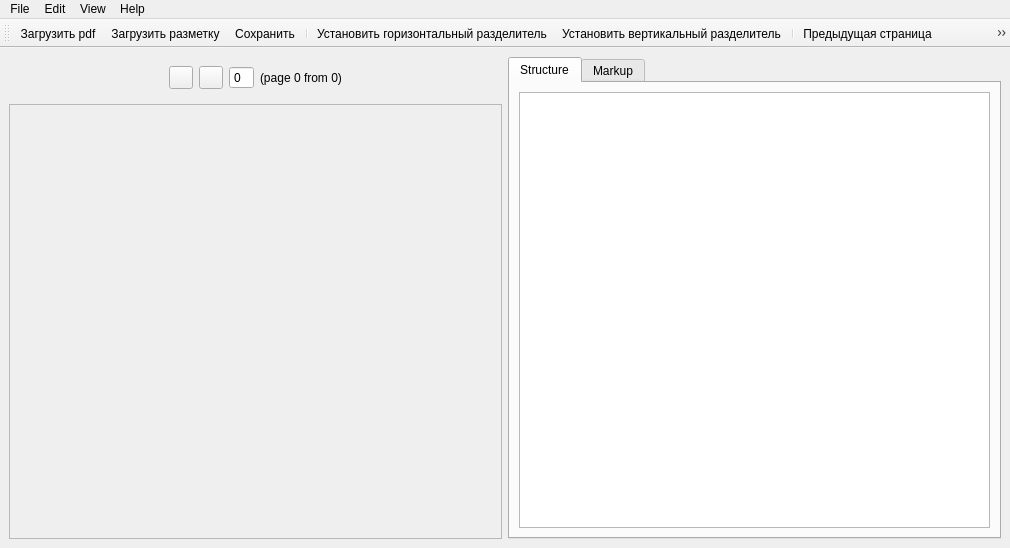
First picture: the form in layout.ui, repository fernflower/pdf-sectioning, before the edit.
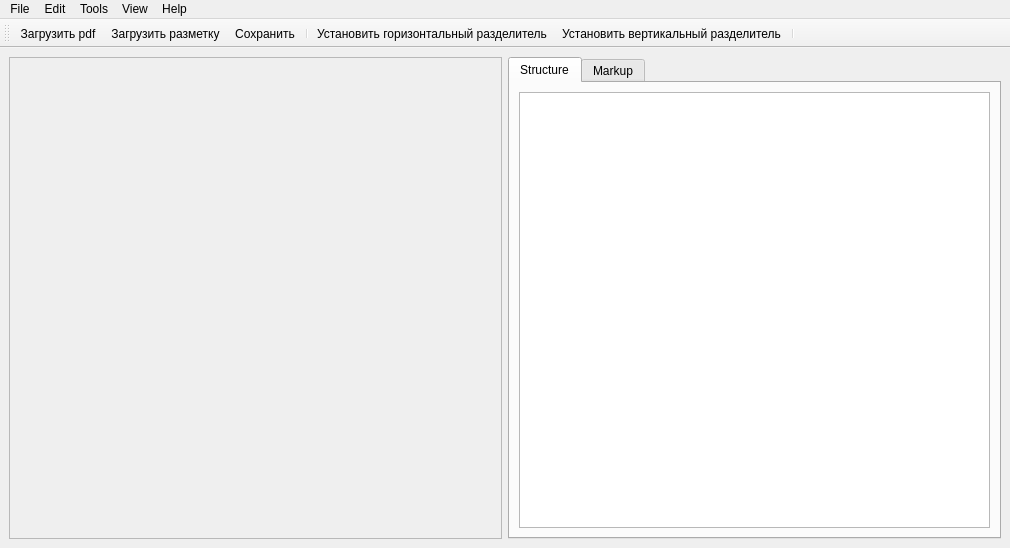
Second picture: the form after the edit. Icons and pictures are not drawn.

Commit message: attempt to move spinbox to toolbar

```diff
--- a/layout.ui
+++ b/layout.ui
@@ -17,102 +17,8 @@
    <string>MainWindow</string>
   </property>
   <widget class="QWidget" name="centralwidget">
-   <layout class="QHBoxLayout" name="horizontalLayout_5">
-    <item>
-     <layout class="QVBoxLayout" name="verticalLayout_2">
-      <item>
-       <widget class="QWidget" name="widget" native="true">
-        <property name="minimumSize">
-         <size>
-          <width>50</width>
-          <height>30</height>
-         </size>
-        </property>
         <layout class="QHBoxLayout" name="horizontalLayout_2">
          <item>
-          <spacer name="horizontalSpacer">
-           <property name="orientation">
-            <enum>Qt::Horizontal</enum>
-           </property>
-           <property name="sizeHint" stdset="0">
-            <size>
-             <width>40</width>
-             <height>20</height>
-            </size>
-           </property>
-          </spacer>
-         </item>
-         <item>
-          <widget class="QToolButton" name="prevPage_button">
-           <property name="text">
-            <string/>
-           </property>
-           <property name="arrowType">
-            <enum>Qt::NoArrow</enum>
-           </property>
-          </widget>
-         </item>
-         <item>
-          <widget class="QToolButton" name="nextPage_button">
-           <property name="text">
-            <string/>
-           </property>
-           <property name="arrowType">
-            <enum>Qt::NoArrow</enum>
-           </property>
-          </widget>
-         </item>
-         <item>
-          <widget class="QSpinBox" name="spinBox">
-           <property name="maximumSize">
-            <size>
-             <width>50</width>
-             <height>16777215</height>
-            </size>
-           </property>
-           <property name="cursor">
-            <cursorShape>IBeamCursor</cursorShape>
-           </property>
-           <property name="mouseTracking">
-            <bool>false</bool>
-           </property>
-           <property name="focusPolicy">
-            <enum>Qt::ClickFocus</enum>
-           </property>
-           <property name="buttonSymbols">
-            <enum>QAbstractSpinBox::NoButtons</enum>
-           </property>
-          </widget>
-         </item>
-         <item>
-          <widget class="QLabel" name="totalPagesLabel">
-           <property name="text">
-            <string>(page 0 from 0)</string>
-           </property>
-          </widget>
-         </item>
-         <item>
-          <spacer name="horizontalSpacer_2">
-           <property name="orientation">
-            <enum>Qt::Horizontal</enum>
-           </property>
-           <property name="sizeHint" stdset="0">
-            <size>
-             <width>40</width>
-             <height>20</height>
-            </size>
-           </property>
-          </spacer>
-         </item>
-        </layout>
-        <zorder>totalPagesLabel</zorder>
-        <zorder>spinBox</zorder>
-        <zorder>horizontalSpacer</zorder>
-        <zorder>nextPage_button</zorder>
-        <zorder>prevPage_button</zorder>
-       </widget>
-      </item>
-      <item>
        <widget class="QScrollArea" name="scrollArea">
         <property name="widgetResizable">
          <bool>true</bool>
@@ -125,14 +31,12 @@
           <rect>
            <x>0</x>
            <y>0</y>
-           <width>487</width>
-           <height>424</height>
+         <width>489</width>
+         <height>472</height>
           </rect>
          </property>
         </widget>
        </widget>
-      </item>
-     </layout>
     </item>
     <item>
      <widget class="QTabWidget" name="tabWidget">
@@ -180,6 +84,11 @@
      <string>Edit</string>
     </property>
    </widget>
+   <widget class="QMenu" name="menuTools">
+    <property name="title">
+     <string>Tools</string>
+    </property>
+   </widget>
    <widget class="QMenu" name="menuView">
     <property name="title">
      <string>View</string>
@@ -192,6 +101,7 @@
    </widget>
    <addaction name="menuFile"/>
    <addaction name="menuEdit"/>
+   <addaction name="menuTools"/>
    <addaction name="menuView"/>
    <addaction name="menuHelp"/>
   </widget>
@@ -212,8 +122,6 @@
    <addaction name="actionSetHorizontalRuler"/>
    <addaction name="actionSetVerticalRuler"/>
    <addaction name="separator"/>
-   <addaction name="actionPrev_page"/>
-   <addaction name="actionNext_page"/>
   </widget>
   <action name="actionLoad_pdf">
    <property name="icon">
```
Lines whose indentation alone changed are shown as unchanged. The commit also changes 2 other files.
